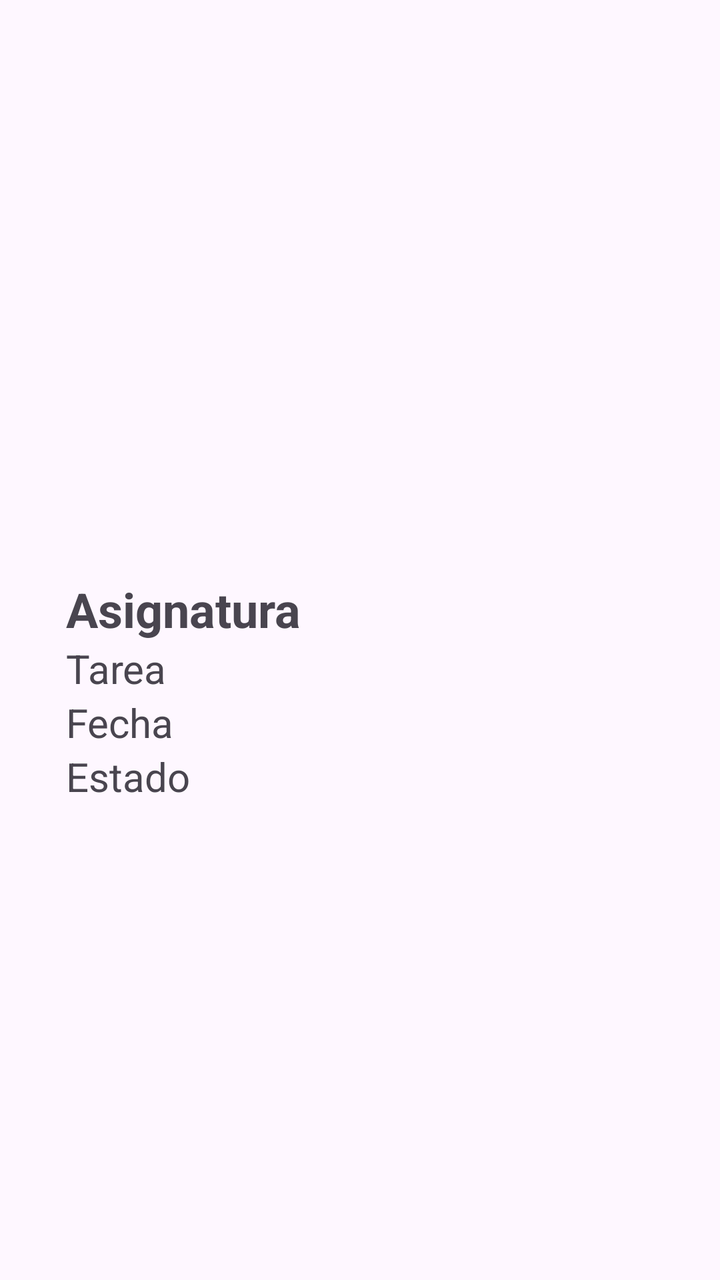
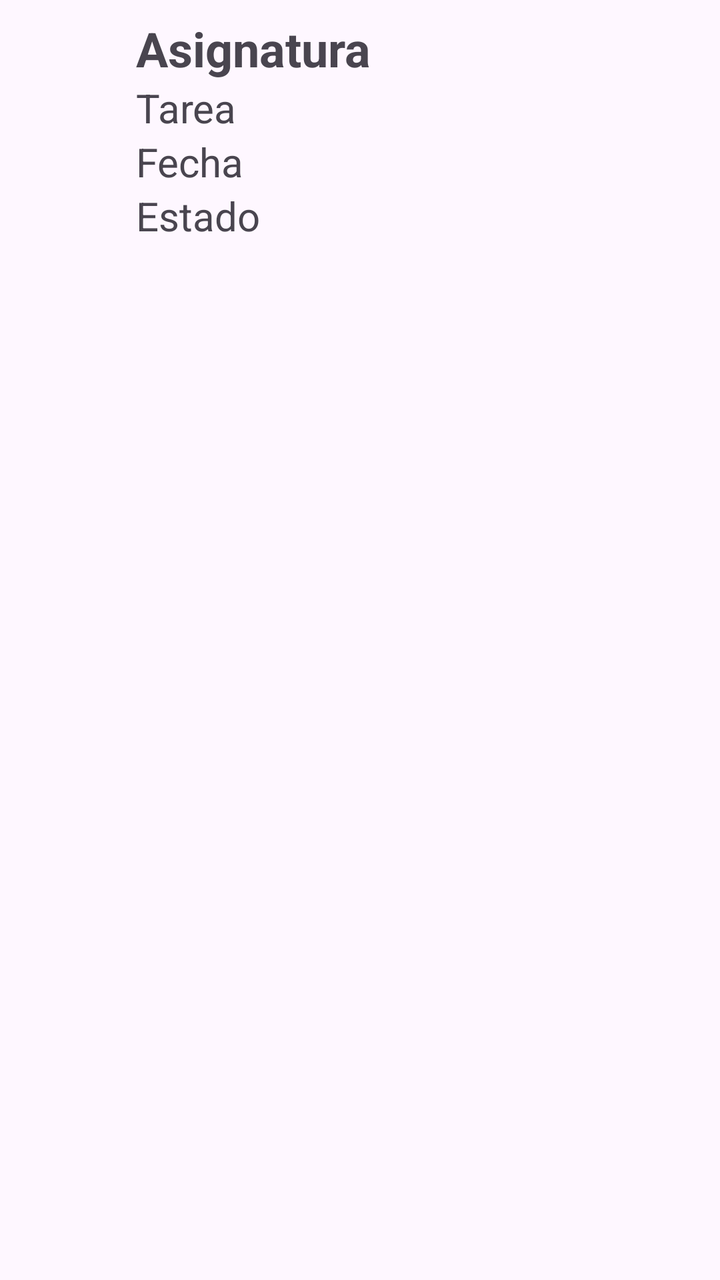

An Android layout rendered at two revisions. The XML below is the earlier revision; the diff shows what the commit changed to produce the second picture.
<!-- AndroidManifest.xml: application theme Theme.Tarea7 -->
<!-- res/layout/asignatura.xml -->
<?xml version="1.0" encoding="utf-8"?>
<androidx.constraintlayout.widget.ConstraintLayout xmlns:android="http://schemas.android.com/apk/res/android"
    xmlns:app="http://schemas.android.com/apk/res-auto"
    xmlns:tools="http://schemas.android.com/tools"
    android:id="@+id/constraintAsignatura"
    android:layout_width="match_parent"
    android:layout_height="match_parent">

    <LinearLayout
        android:id="@+id/linearAsignatura"
        android:layout_width="match_parent"
        android:layout_height="wrap_content"
        android:layout_marginStart="13dp"
        android:layout_marginBottom="-50dp"
        android:orientation="vertical"
        app:layout_constraintBottom_toBottomOf="parent"
        app:layout_constraintEnd_toEndOf="parent"
        app:layout_constraintStart_toStartOf="parent"
        app:layout_constraintTop_toTopOf="parent">

        <TextView
            android:id="@+id/txtAsignatura"
            android:layout_width="match_parent"
            android:layout_height="wrap_content"
            android:paddingLeft="20dp"
            android:text="Asignatura"
            android:textSize="24sp"
            android:textStyle="bold" />

        <TextView
            android:id="@+id/txtTarea"
            android:layout_width="match_parent"
            android:layout_height="wrap_content"
            android:paddingLeft="20dp"
            android:text="Tarea"
            android:textSize="20sp" />

        <TextView
            android:id="@+id/txtFecha"
            android:layout_width="match_parent"
            android:layout_height="wrap_content"
            android:paddingLeft="20dp"
            android:text="Fecha"
            android:textSize="20sp" />

        <TextView
            android:id="@+id/txtEstado"
            android:layout_width="match_parent"
            android:layout_height="wrap_content"
            android:paddingLeft="20dp"
            android:text="Estado"
            android:textSize="20sp" />
    </LinearLayout>
</androidx.constraintlayout.widget.ConstraintLayout>
<!-- resources referenced by this layout -->
<resources>
  <style name="Theme.Tarea7" parent="Base.Theme.Tarea7" />
  <style name="Base.Theme.Tarea7" parent="Theme.Material3.DayNight.NoActionBar">
          
          
      </style>
</resources>

<!-- the commit's change to res/layout/asignatura.xml (unified diff, before → after) -->
@@ -11,12 +11,11 @@
         android:layout_width="match_parent"
         android:layout_height="wrap_content"
         android:layout_marginStart="13dp"
-        android:layout_marginBottom="-50dp"
         android:orientation="vertical"
-        app:layout_constraintBottom_toBottomOf="parent"
+        android:padding="8dp"
+        android:layout_margin="40dp"
         app:layout_constraintEnd_toEndOf="parent"
-        app:layout_constraintStart_toStartOf="parent"
-        app:layout_constraintTop_toTopOf="parent">
+        app:layout_constraintStart_toStartOf="parent">
 
         <TextView
             android:id="@+id/txtAsignatura"
